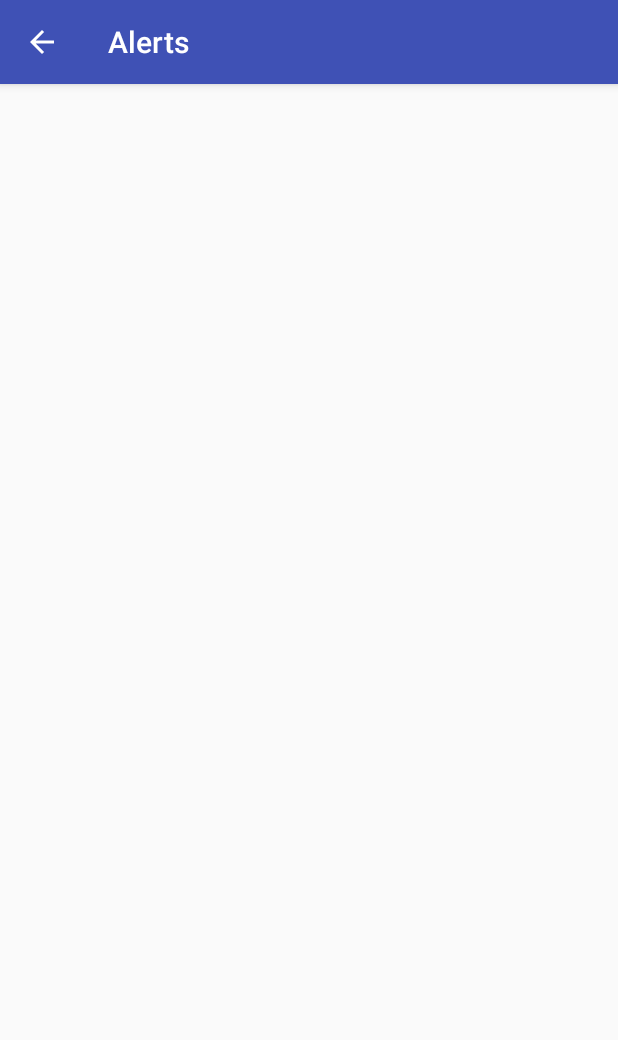
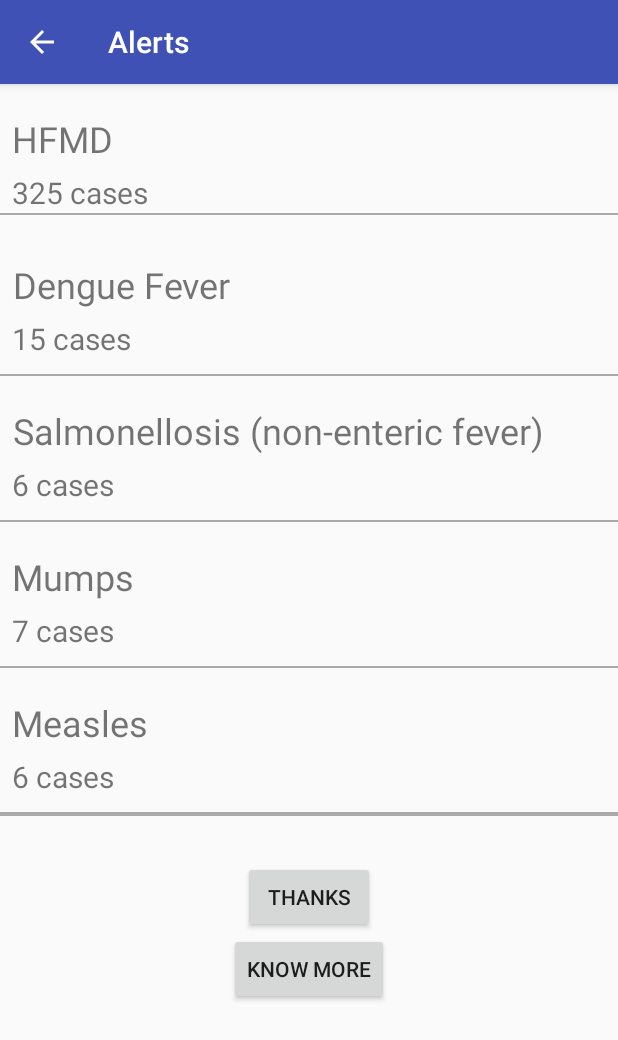
Before and after one commit to zhangks98/hospitalbees, an Android app: the Alerts screen opened directly, with no data from a screen before it, on a phone screen of 412 x 824 dp. Shown: the top 1040 px of the screen. Run offline under Robolectric (Android 15) with nearby library versions, the phone set to English and light mode, and no system bars; our stand-ins replace Dagger/Hilt's generated code.

Commit message:
Updated alerts

```diff
--- a/app/src/main/java/tomorrow/ntu/edu/sg/hospitalbees/Alerts.java
+++ b/app/src/main/java/tomorrow/ntu/edu/sg/hospitalbees/Alerts.java
@@ -1,18 +1,51 @@
 package tomorrow.ntu.edu.sg.hospitalbees;
 
 import android.content.Intent;
+import android.net.Uri;
 import android.support.v7.app.AppCompatActivity;
 import android.os.Bundle;
+import android.text.TextUtils;
 import android.view.View;
+import android.widget.TextView;
+
+import org.json.JSONArray;
+import org.json.JSONException;
+import org.json.JSONObject;
+import org.w3c.dom.Text;
+
+import java.io.IOException;
+
+import javax.inject.Inject;
+
+import okhttp3.Call;
+import okhttp3.Callback;
+import okhttp3.OkHttpClient;
+import okhttp3.Request;
+import okhttp3.Response;
+
 /**
  * The class for showing Alerts.
  */
 public class Alerts extends AppCompatActivity {
 
+    private static final String TAG = "Alerts";
+    private static final String serverUrl = BuildConfig.SERVER_URL;
+
+    private String mAlertsResponse;
+    private String dName;
+    private int dNum;
+    private TextView mDiseaseName, mNumOfCases;
+
+
+    @Inject
+    OkHttpClient mHttpClient;
     @Override
     protected void onCreate(Bundle savedInstanceState) {
         super.onCreate(savedInstanceState);
         setContentView(R.layout.activity_alerts);
+        ((HBApp) getApplication()).getNetComponent().inject(this);
+        mDiseaseName = findViewById(R.id.diseaseName);
+        mNumOfCases = findViewById(R.id.numOfCases);
     }
 
     /**
@@ -20,8 +53,57 @@ public class Alerts extends AppCompatActivity {
      *
      * @param view the thanks button view
      */
-    public void thanksButton(View view) {
-        startActivity(new Intent(this, HomePage.class));
+    public void thanksButton(View view){startActivity(new Intent(this, HomePage.class));}
+
+    public void knowMore(View view) {
+        startActivity(new Intent(this, AlertsDetail.class));
+
+//        if(mAlertsResponse != null && !TextUtils.isEmpty(mAlertsResponse)) {
+//            Intent intent = new Intent(this, AlertsDetail.class);
+//            intent.putExtra(getString(R.string.intent_extra_alerts_response_key), mAlertsResponse);
+//
+////            startActivity(new Intent(this, AlertsDetail.class));
+//        }
+    }
+
+
+
+    private void fetchAlerts() {
+        Uri queryUri = Uri.parse(serverUrl).buildUpon()
+                .appendPath("api")
+                .appendPath("alerts")
+                .build();
+
+        Request request = new Request.Builder().url(queryUri.toString()).get().build();
+        mHttpClient.newCall(request).enqueue(new Callback() {
+            @Override
+            public void onFailure(Call call, IOException e) {
+
+            }
+
+            @Override
+            public void onResponse(Call call, Response response) throws IOException {
+                if(response.isSuccessful()) {
+                    final String body = response.body().string();
+                    mAlertsResponse = body;
+                    try {
+                        JSONObject obj = new JSONObject(body);
+                        JSONArray diseaseArr = obj.getJSONArray("diseases");
+                        for(int i=0; i < diseaseArr.length(); i++){
+                            JSONObject diseaseDetails = diseaseArr.getJSONObject(i);
+                            dName = diseaseDetails.getString("Disease_Name");
+                            dNum = diseaseDetails.getInt("No_of_cases");
+                            mDiseaseName.setText(dName);
+                            mNumOfCases.setText(dNum);
+                        }
+
+                    } catch (JSONException e) {
+                        e.printStackTrace();
+                    }
+                }
+
+            }
+        });
 
     }
 
--- a/app/src/main/java/tomorrow/ntu/edu/sg/hospitalbees/HomePage.java
+++ b/app/src/main/java/tomorrow/ntu/edu/sg/hospitalbees/HomePage.java
@@ -100,9 +100,10 @@ public class HomePage extends AppCompatActivity {
 
     /**
      * Method that allows User to log out by clicking log out menu option.
-     *
      */
-    private void logOut () {
+    public void viewMap(View view) { startActivity(new Intent(this, MyMap.class)); }
+
+    private void logOut() {
         SharedPreferences.Editor editor = mUserPreferences.edit();
         editor.putBoolean(getString(R.string.pref_user_is_logged_in_key), false).apply();
         mBookingPreferences.edit().clear().apply();
--- a/app/src/main/res/layout/activity_alerts.xml
+++ b/app/src/main/res/layout/activity_alerts.xml
@@ -1,65 +1,162 @@
 <?xml version="1.0" encoding="utf-8"?>
-<android.support.constraint.ConstraintLayout
-    xmlns:android="http://schemas.android.com/apk/res/android"
-    xmlns:app="http://schemas.android.com/apk/res-auto"
+<ScrollView xmlns:android="http://schemas.android.com/apk/res/android"
+    android:layout_width="fill_parent"
+    android:layout_height="wrap_content">
+    <LinearLayout xmlns:android="http://schemas.android.com/apk/res/android"
+        android:orientation="vertical"
+        android:layout_width="fill_parent"
+        android:layout_height="fill_parent"
         xmlns:tools="http://schemas.android.com/tools"
-    android:layout_width="match_parent"
-    android:layout_height="match_parent"
         tools:context="tomorrow.ntu.edu.sg.hospitalbees.Alerts">
 
 
         <TextView
-        android:id="@+id/alertTitle"
+            android:id="@+id/diseaseName"
             android:layout_width="wrap_content"
             android:layout_height="wrap_content"
             android:layout_marginEnd="8dp"
             android:layout_marginStart="8dp"
-        android:layout_marginTop="100dp"
-        android:text="@string/view_alerts"
+            android:layout_marginTop="20dp"
+            android:text="HFMD"
             android:textAlignment="center"
-        android:textSize="24sp"
-        app:layout_constraintEnd_toEndOf="parent"
-        app:layout_constraintStart_toStartOf="parent"
-        app:layout_constraintTop_toBottomOf="parent" />
-
+            android:textSize="24sp"/>
         <TextView
-        android:id="@+id/alertContent"
-        android:layout_width="250dp"
+            android:id="@+id/numOfCases"
+            android:layout_width="wrap_content"
+            android:layout_height="wrap_content"
+            android:layout_marginEnd="8dp"
+            android:layout_marginStart="8dp"
+            android:layout_marginTop="6dp"
+            android:text="325 cases"
+            android:textAlignment="center"
+            android:textSize="20sp"/>
+        <View
+            android:layout_width="match_parent"
+            android:layout_height="1dp"
+            android:background="@android:color/darker_gray"/>
+        <TextView
+            android:id="@+id/diseaseName1"
+            android:layout_width="wrap_content"
             android:layout_height="wrap_content"
             android:layout_marginEnd="8dp"
             android:layout_marginStart="8dp"
             android:layout_marginTop="30dp"
-        android:text="@string/alert_content"
+            android:text="Dengue Fever"
             android:textAlignment="center"
-        android:textSize="20sp"
-        app:layout_constraintEnd_toEndOf="parent"
-        app:layout_constraintStart_toStartOf="parent"
-        app:layout_constraintTop_toBottomOf="@+id/alertTitle" />
+            android:textSize="24sp"/>
+        <TextView
+            android:id="@+id/numOfCases1"
+            android:layout_width="wrap_content"
+            android:layout_height="wrap_content"
+            android:layout_marginEnd="8dp"
+            android:layout_marginStart="8dp"
+            android:layout_marginTop="6dp"
+            android:layout_marginBottom="10dp"
+            android:text="15 cases"
+            android:textAlignment="center"
+            android:textSize="20sp"/>
+        <View
+            android:layout_width="match_parent"
+            android:layout_height="1dp"
+            android:background="@android:color/darker_gray"/>
+        <TextView
+            android:id="@+id/diseaseName2"
+            android:layout_width="wrap_content"
+            android:layout_height="wrap_content"
+            android:layout_marginEnd="8dp"
+            android:layout_marginStart="8dp"
+            android:layout_marginTop="20dp"
+            android:text="Salmonellosis (non-enteric fever)"
+            android:textAlignment="center"
+            android:textSize="24sp"/>
+        <TextView
+            android:id="@+id/numOfCases2"
+            android:layout_width="wrap_content"
+            android:layout_height="wrap_content"
+            android:layout_marginEnd="8dp"
+            android:layout_marginStart="8dp"
+            android:layout_marginTop="6dp"
+            android:layout_marginBottom="10dp"
+            android:text="6 cases"
+            android:textAlignment="center"
+            android:textSize="20sp"/>
+        <View
+            android:layout_width="match_parent"
+            android:layout_height="1dp"
+            android:background="@android:color/darker_gray"/>
+        <TextView
+            android:id="@+id/diseaseName3"
+            android:layout_width="wrap_content"
+            android:layout_height="wrap_content"
+            android:layout_marginEnd="8dp"
+            android:layout_marginStart="8dp"
+            android:layout_marginTop="20dp"
+            android:text="Mumps"
+            android:textAlignment="center"
+            android:textSize="24sp"/>
+        <TextView
+            android:id="@+id/numOfCases3"
+            android:layout_width="wrap_content"
+            android:layout_height="wrap_content"
+            android:layout_marginEnd="8dp"
+            android:layout_marginStart="8dp"
+            android:layout_marginTop="6dp"
+            android:layout_marginBottom="10dp"
+            android:text="7 cases"
+            android:textAlignment="center"
+            android:textSize="20sp"/>
+        <View
+            android:layout_width="match_parent"
+            android:layout_height="1dp"
+            android:background="@android:color/darker_gray"/>
+        <TextView
+            android:id="@+id/diseaseName4"
+            android:layout_width="wrap_content"
+            android:layout_height="wrap_content"
+            android:layout_marginEnd="8dp"
+            android:layout_marginStart="8dp"
+            android:layout_marginTop="20dp"
+            android:text="Measles"
+            android:textAlignment="center"
+            android:textSize="24sp"/>
+        <TextView
+            android:id="@+id/numOfCases4"
+            android:layout_width="wrap_content"
+            android:layout_height="wrap_content"
+            android:layout_marginEnd="8dp"
+            android:layout_marginStart="8dp"
+            android:layout_marginTop="6dp"
+            android:layout_marginBottom="10dp"
+            android:text="6 cases"
+            android:textAlignment="center"
+            android:textSize="20sp"/>
+        <View
+            android:layout_width="match_parent"
+            android:layout_height="1dp"
+            android:background="@android:color/darker_gray"/>
+
+        <View
+            android:layout_width="match_parent"
+            android:layout_height="1dp"
+            android:background="@android:color/darker_gray"/>
 
         <Button
             android:id="@+id/thanksButton"
             android:layout_width="wrap_content"
             android:layout_height="wrap_content"
-        android:layout_marginEnd="15dp"
-        android:layout_marginRight="15dp"
-        android:layout_marginStart="50dp"
-        android:layout_marginLeft="50dp"
             android:layout_marginTop="30dp"
-        android:text="@string/thanks_button"
-        app:layout_constraintEnd_toStartOf="@+id/knowMoreButton"
-        app:layout_constraintStart_toStartOf="parent"
-        app:layout_constraintTop_toBottomOf="@+id/alertContent"
-        android:onClick="thanksButton" />
+            android:layout_gravity="center"
+            android:onClick="thanksButton"
+            android:text="@string/thanks_button" />
 
         <Button
             android:id="@+id/knowMoreButton"
             android:layout_width="wrap_content"
             android:layout_height="wrap_content"
-        android:layout_marginEnd="50dp"
-        android:layout_marginRight="50dp"
-        android:layout_marginTop="30dp"
-        android:text="@string/know_more"
-        app:layout_constraintEnd_toEndOf="parent"
-        app:layout_constraintTop_toBottomOf="@+id/alertContent" />
+            android:layout_gravity="center"
+            android:onClick="knowMore"
+            android:text="Know More"
+            />
 
-</android.support.constraint.ConstraintLayout>
+    </LinearLayout>
+</ScrollView>
--- a/app/src/main/res/values/strings.xml
+++ b/app/src/main/res/values/strings.xml
@@ -29,7 +29,6 @@
     <string name="minutes">Min</string>
     <string name="error_fetching_clinic">Error fetching hospital\nSwipe Down to Refresh</string>
     <string name="no_open_clinic">No Open Hospitals\nplease try later&#8230;</string>
-
 
 
     <string name="booking_completed">Booking Completed</string>
@@ -137,9 +136,7 @@
     <string name="intent_extra_chosen_hospital_key" translatable="false">chosenBookingHospital</string>
     <string name="intent_extra_my_lat_key" translatable="false">myLat</string>
     <string name="intent_extra_my_lng_key" translatable="false">myLng</string>
-
-
-
+    <string name="intent_extra_alerts_response_key" translatable="false">alertsResponse</string>
 
 
 </resources>
```
Also changed, not shown: app/src/main/AndroidManifest.xml (+10 -12 lines), app/src/main/java/tomorrow/ntu/edu/sg/hospitalbees/AlertsDetail.java (added, +22 -0 lines), app/src/main/java/tomorrow/ntu/edu/sg/hospitalbees/MyMap.java (added, +142 -0 lines), app/src/main/res/layout/activity_alerts_detail.xml (added, +77 -0 lines), app/src/main/res/layout/activity_home_page.xml (+14 -1 lines), app/src/main/res/layout/activity_maps.xml (added, +27 -0 lines), 1 other file. Lines whose indentation alone changed are shown as unchanged.
